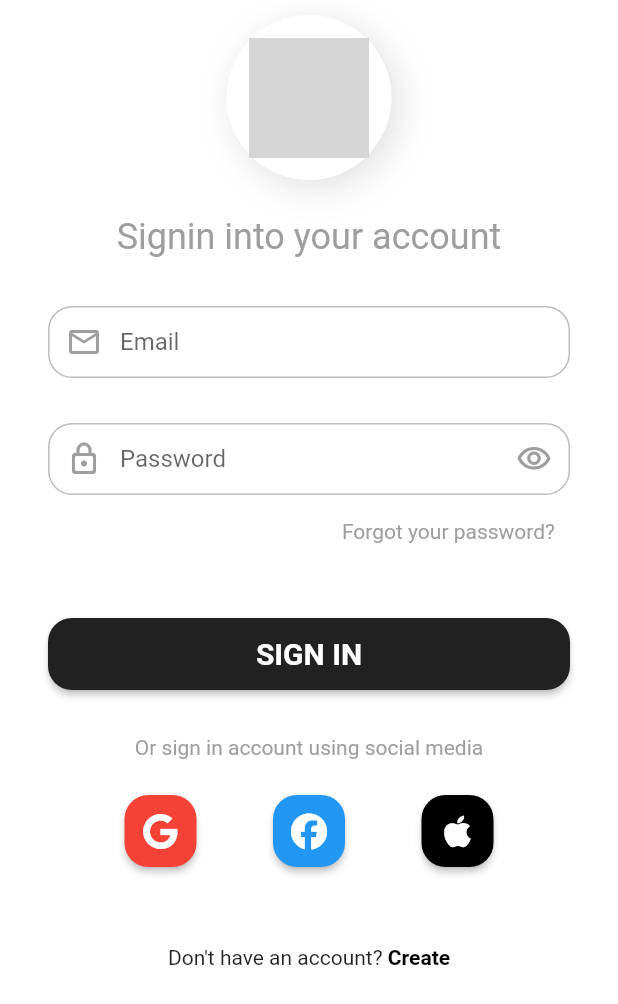
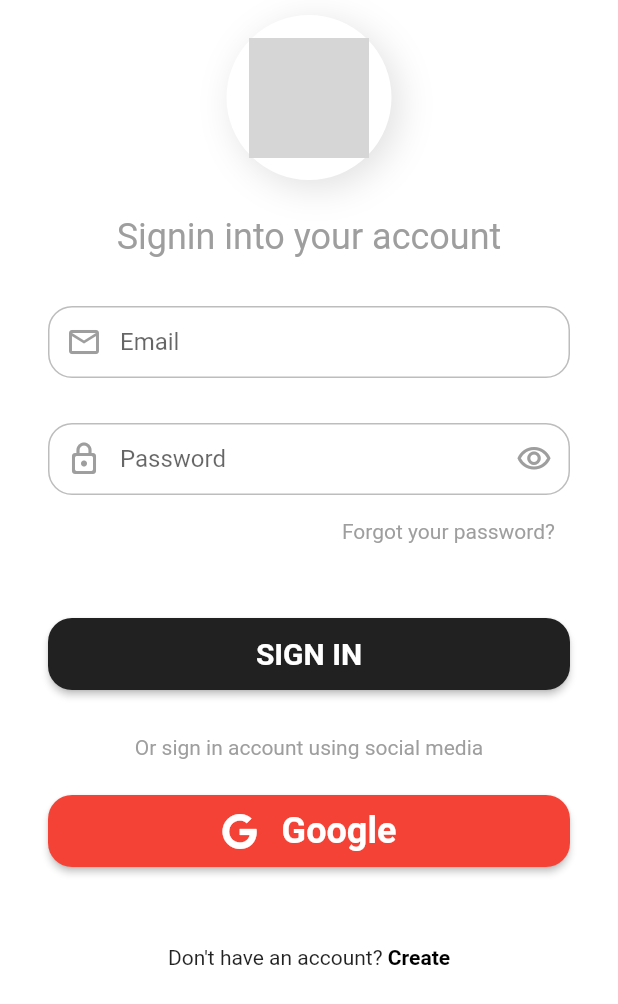
Before and after one commit to noted-eip/mobile, a Flutter app: the screen it shows after launch, on a phone screen of 412 x 824 dp. Shown: the top 1004 px of the screen. Run offline on Flutter 3.47's test engine with Material 2 defaults, Android fonts, the phone set to English and light mode, and no system bars; drawn by our look-alikes of rounded_loading_button; our stand-ins replace auto_size_text, dio, firebase_core, flutter_riverpod, flutter_slidable, flutter_zoom_drawer and 7 more; missing offline and left inert: jwt_decode; accounts and stored records are empty; grey boxes are pictures that could not be loaded.

Commit message:
Add Firebase to the project  - Add firebase options  - Configure Firebase  - Configure Firebase for Android  - Configure Firebase for iOS  - Configure Google Sign In  - Configure Google Sign In for Android  - Configure Google Sign In for iOS  - Pre add new methode in AccountClient for login with google  - Update flutter version  - Update code base on new linter rules  - Setup android app

```diff
--- a/lib/components/invites/invite_card_widget.dart
+++ b/lib/components/invites/invite_card_widget.dart
@@ -33,12 +33,14 @@ class _InviteCardState extends ConsumerState<InviteCard> {
   Future<bool> acceptInvite(String tkn, String inviteId) async {
     try {
       await ref.read(inviteClientProvider).acceptInvite(inviteId, tkn);
+      if (mounted) {
         CustomToast.show(
           message: "Invite accepted",
           type: ToastType.success,
           context: context,
           gravity: ToastGravity.BOTTOM,
         );
+      }
 
       return true;
     } catch (e) {
@@ -56,12 +58,14 @@ class _InviteCardState extends ConsumerState<InviteCard> {
   Future<bool> declineInvite(String tkn, String inviteId) async {
     try {
       await ref.read(inviteClientProvider).denyInvite(inviteId, tkn);
+      if (mounted) {
         CustomToast.show(
           message: "Invite declined",
           type: ToastType.success,
           context: context,
           gravity: ToastGravity.BOTTOM,
         );
+      }
 
       return true;
     } catch (e) {
--- a/lib/pages/account/login_screen.dart
+++ b/lib/pages/account/login_screen.dart
@@ -1,9 +1,12 @@
 import 'dart:async';
+import 'dart:io';
+import 'package:flutter/foundation.dart';
 import 'package:flutter/gestures.dart';
 import 'package:flutter/material.dart';
 import 'package:flutter_riverpod/flutter_riverpod.dart';
 import 'package:fluttertoast/fluttertoast.dart';
 import 'package:font_awesome_flutter/font_awesome_flutter.dart';
+import 'package:google_sign_in/google_sign_in.dart';
 import 'package:noted_mobile/components/common/custom_toast.dart';
 import 'package:noted_mobile/components/common/loading_button.dart';
 import 'package:noted_mobile/data/providers/account_provider.dart';
@@ -11,6 +14,13 @@ import 'package:noted_mobile/utils/string_extension.dart';
 import 'package:noted_mobile/utils/theme_helper.dart';
 import 'package:rounded_loading_button/rounded_loading_button.dart';
 import 'package:shared_preferences/shared_preferences.dart';
+
+GoogleSignIn _googleSignIn = GoogleSignIn(
+  scopes: [
+    'email',
+    'https://www.googleapis.com/auth/contacts.readonly',
+  ],
+);
 
 class LoginPage extends ConsumerStatefulWidget {
   const LoginPage({super.key});
@@ -37,15 +47,9 @@ class _LoginPageState extends ConsumerState<LoginPage> {
       'controller': RoundedLoadingButtonController(),
       'onPressed': () {},
     },
+    if (Platform.isIOS)
       {
-      'name': 'Facebook',
-      'icon': FontAwesomeIcons.facebook,
-      'color': Colors.blue,
-      'controller': RoundedLoadingButtonController(),
-      'onPressed': () {},
-    },
-    {
-      'name': 'Github',
+        'name': 'Apple',
         'icon': FontAwesomeIcons.apple,
         'color': Colors.black,
         'controller': RoundedLoadingButtonController(),
@@ -53,25 +57,119 @@ class _LoginPageState extends ConsumerState<LoginPage> {
       },
   ];
 
+  Future<bool> handleSignIn() async {
+    try {
+      GoogleSignInAccount? gAccount =
+          await _googleSignIn.signIn().onError((error, stackTrace) => null);
+      if (gAccount == null) {
+        return false;
+      }
+      String? googleToken = await gAccount.authHeaders
+          .then((value) => value['Authorization']?.substring(7));
+
+      if (googleToken == null) {
+        return false;
+      }
+
+      if (kDebugMode) {
+        print("googleToken: $googleToken");
+      }
+
+      // try {
+      //   bool loginRes = await ref
+      //       .read(accountClientProvider)
+      //       .loginWithGoogle(googleToken, ref);
+
+      //   if (!loginRes) {
+      //     return false;
+      //   }
+
+      //   if (mounted) {
+      //     Navigator.of(context).pushReplacementNamed('/home');
+      //   }
+      // } catch (error) {
+      //   if (mounted) {
+      //     CustomToast.show(
+      //       message: error.toString().capitalize(),
+      //       type: ToastType.error,
+      //       context: context,
+      //       gravity: ToastGravity.BOTTOM,
+      //     );
+      //   }
+      //   return false;
+      // }
+
+      return true;
+    } catch (error) {
+      if (kDebugMode) {
+        print(error);
+      }
+      return false;
+    }
+  }
+
+  Future<void> handleSignOut() async {
+    _googleSignIn.disconnect();
+  }
+
   List<Widget> buildOAuthButtons() {
     List<Widget> buttons = [];
 
     for (int i = 0; i < oAuth.length; i++) {
       buttons.add(
-        LoadingButton(
+        Expanded(
+          child: LoadingButton(
             color: oAuth[i]['color'],
             btnController: oAuth[i]['controller'],
-          width: 48,
             onPressed: () async {
-            (oAuth[i]['controller'] as RoundedLoadingButtonController).error();
+              bool res = await handleSignIn();
+
+              if (res) {
+                (oAuth[i]['controller'] as RoundedLoadingButtonController)
+                    .success();
                 resetButton(oAuth[i]['controller']);
+                handleSignOut();
+                return;
+              } else {
+                (oAuth[i]['controller'] as RoundedLoadingButtonController)
+                    .error();
+                resetButton(oAuth[i]['controller']);
+                return;
+              }
             },
-          child: Icon(
+            child: oAuth.length < 3
+                ? Row(
+                    mainAxisAlignment: MainAxisAlignment.center,
+                    children: [
+                      Icon(
+                        oAuth[i]['icon'],
+                        color: Colors.white,
+                      ),
+                      const SizedBox(width: 16.0),
+                      Text(
+                        oAuth[i]['name'],
+                        style: const TextStyle(
+                          color: Colors.white,
+                          fontSize: 24,
+                          fontWeight: FontWeight.bold,
+                        ),
+                      ),
+                    ],
+                  )
+                : Icon(
                     oAuth[i]['icon'],
                     color: Colors.white,
                   ),
           ),
+        ),
       );
+      if (i < oAuth.length - 1) {
+        buttons.add(
+          const SizedBox(
+            width: 10,
+          ),
+        );
+      }
     }
 
     return buttons;
@@ -237,7 +335,7 @@ class _LoginPageState extends ConsumerState<LoginPage> {
                       ),
                       const SizedBox(height: 24.0),
                       Row(
-                        mainAxisAlignment: MainAxisAlignment.spaceEvenly,
+                        mainAxisAlignment: MainAxisAlignment.center,
                         children: [
                           ...buildOAuthButtons(),
                         ],
--- a/lib/pages/account/profile_screen.dart
+++ b/lib/pages/account/profile_screen.dart
@@ -64,12 +64,15 @@ class _ProfilePageState extends ConsumerState<ProfilePage> {
             );
           });
         } else {
+          if (mounted) {
             CustomToast.show(
               message: "An error occured while updating your account",
               type: ToastType.error,
               context: context,
               gravity: ToastGravity.BOTTOM,
             );
+          }
+
           _btnControllerSave.error();
           Future.delayed(const Duration(seconds: 1), () {
             _btnControllerSave.reset();
@@ -123,12 +126,15 @@ class _ProfilePageState extends ConsumerState<ProfilePage> {
                   );
 
               if (res == true) {
+                if (mounted) {
                   CustomToast.show(
                     message: "Account deleted successfully",
                     type: ToastType.success,
                     context: context,
                     gravity: ToastGravity.BOTTOM,
                   );
+                }
+
                 _btnControllerDeleteAccount.success();
                 if (mounted) {
                   Navigator.pushNamedAndRemoveUntil(
--- a/lib/pages/account/registration_screen.dart
+++ b/lib/pages/account/registration_screen.dart
@@ -289,8 +289,8 @@ class _RegistrationPageState extends ConsumerState<RegistrationPage> {
                                     child: Text(
                                       state.errorText ?? '',
                                       textAlign: TextAlign.left,
-                                      style: TextStyle(
-                                        color: Theme.of(context).errorColor,
+                                      style: const TextStyle(
+                                        color: Colors.redAccent,
                                         fontSize: 12,
                                       ),
                                     ),
--- a/pubspec.yaml
+++ b/pubspec.yaml
@@ -50,6 +50,8 @@ dependencies:
   tuple: ^2.0.1
   auto_size_text: ^3.0.0
   fluttertoast: ^8.1.2
+  firebase_core: ^2.4.1
+  google_sign_in: ^5.4.4
 
 dev_dependencies:
   flutter_test:
```
Also changed, not shown: lib/data/clients/account_client.dart (+41 -0 lines), lib/main.dart (+20 -0 lines), lib/firebase_options.dart (added), 7 other files. Lines whose indentation alone changed are shown as unchanged.
